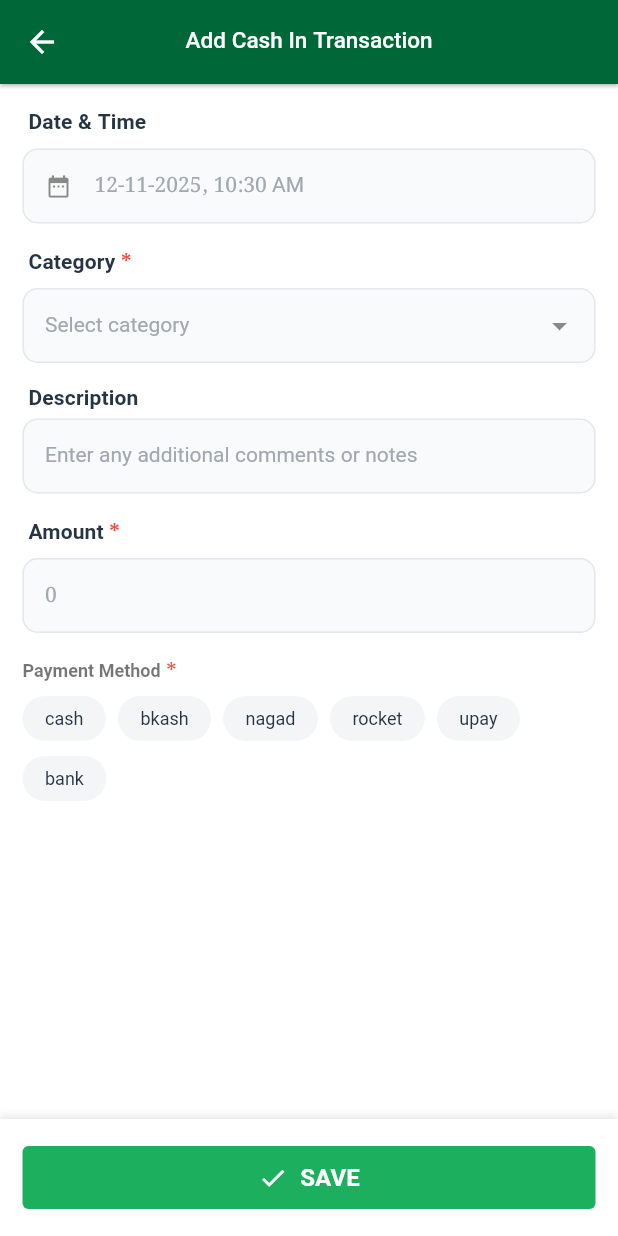
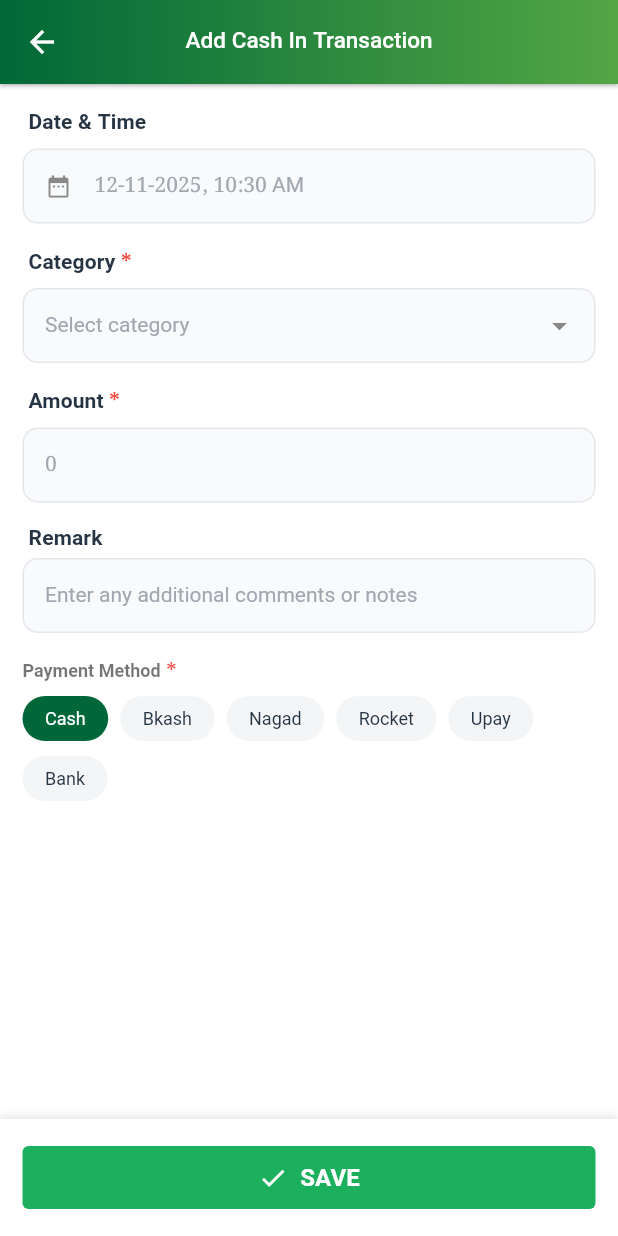
Before and after one commit to rifathossain82/personal-finance-tracker, a Flutter app: the TransactionsPage screen opened by its route, after a tap on "CASH IN", on a phone screen of 412 x 824 dp. Run offline on Flutter 3.47's test engine with Material 3 defaults, Android fonts, the phone set to English and light mode, and no system bars; drawn by our look-alikes of dropdown_search; our stand-ins replace carousel_slider, cloud_firestore, connectivity_plus, extended_image, firebase_auth, firebase_core and 11 more; accounts and stored records are empty.

Commit message:
fix: transaction module

```diff
--- a/lib/src/core/widgets/k_payment_method_field_builder_with_title.dart
+++ b/lib/src/core/widgets/k_payment_method_field_builder_with_title.dart
@@ -13,7 +13,7 @@ class KPaymentMethodFieldBuilderWithTitle<T> extends StatelessWidget {
   final double bottomPadding;
 
   const KPaymentMethodFieldBuilderWithTitle({
-    Key? key,
+    super.key,
     required this.title,
     required this.items,
     required this.selectedItem,
@@ -21,7 +21,7 @@ class KPaymentMethodFieldBuilderWithTitle<T> extends StatelessWidget {
     required this.onItemChanged,
     this.hasValidator = true,
     this.bottomPadding = 15,
-  }) : super(key: key);
+  });
 
   @override
   Widget build(BuildContext context) {
@@ -66,6 +66,7 @@ class KPaymentMethodFieldBuilderWithTitle<T> extends StatelessWidget {
                         right: 8,
                         bottom: 10,
                       ),
+
                       child: Text(
                         itemBuilder(item),
                         textAlign: TextAlign.center,
--- a/lib/src/core/widgets/selectable_container.dart
+++ b/lib/src/core/widgets/selectable_container.dart
@@ -15,7 +15,7 @@ class SelectableContainer extends StatelessWidget {
   final Color? unSelectedBorderColor;
 
   const SelectableContainer({
-    Key? key,
+    super.key,
     required this.onTap,
     required this.isSelected,
     required this.child,
@@ -27,7 +27,7 @@ class SelectableContainer extends StatelessWidget {
     this.unSelectedBgColor,
     this.selectedBorderColor,
     this.unSelectedBorderColor,
-  }) : super(key: key);
+  });
 
   @override
   Widget build(BuildContext context) {
--- a/lib/src/features/transaction/controller/transaction_controller.dart
+++ b/lib/src/features/transaction/controller/transaction_controller.dart
@@ -23,18 +23,10 @@ class TransactionController extends GetxController {
   /// Selected transaction for editing
   Rx<TransactionModel?> selectedTransaction = Rx<TransactionModel?>(null);
 
-  @override
-  void onInit() {
-    super.onInit();
-    loadTransactions();
-  }
-
   /// Load all transactions for current user
-  void loadTransactions() {
+  Future<void> loadTransactions() async {
     try {
-      final String? userId = LocalStorage.getData(
-        key: LocalStorageKey.userId,
-      );
+      final String? userId = LocalStorage.getData(key: LocalStorageKey.userId);
 
       if (userId == null) {
         Log.error('User ID not found in local storage');
@@ -43,19 +35,14 @@ class TransactionController extends GetxController {
 
       isTransactionsLoading(true);
 
-      _repository.getTransactions(userId: userId).listen(
-            (transactionList) {
-          transactions.value = transactionList;
-          _calculateSummary();
-          isTransactionsLoading(false);
-        },
-        onError: (error) {
-          Log.error('Error loading transactions: $error');
-          isTransactionsLoading(false);
-        },
-      );
+      final transactions = await _repository.getTransactions(userId: userId);
+      this.transactions.value = transactions;
+      _calculateSummary();
+
+      Log.debug("Transactions: ${transactions.length}");
     } catch (e, stackTrace) {
       Log.error('$e', stackTrace: stackTrace);
+    } finally {
       isTransactionsLoading(false);
     }
   }
@@ -79,19 +66,9 @@ class TransactionController extends GetxController {
   }
 
   /// Add a new transaction
-  Future<void> addTransaction({
-    required TransactionModel transaction,
-  }) async {
+  Future<void> addTransaction({required TransactionModel transaction}) async {
     try {
       isAddTransactionLoading(true);
-
-      final String? userId = LocalStorage.getData(
-        key: LocalStorageKey.userId,
-      );
-
-      if (userId == null) {
-        throw 'User ID not found';
-      }
 
       Result result = await _repository.addTransaction(
         transaction: transaction,
@@ -99,25 +76,23 @@ class TransactionController extends GetxController {
 
       if (result.isSuccess) {
         Get.back();
+        loadTransactions();
         SnackBarService.showSnackBar(
           message: transaction.type == TransactionType.cashIn
-              ? 'ক্যাশ ইন সফলভাবে যোগ করা হয়েছে'
-              : 'ক্যাশ আউট সফলভাবে যোগ করা হয়েছে',
+              ? 'Cash In added successfully'
+              : 'Cash Out added successfully',
           bgColor: successColor,
         );
       } else {
         SnackBarService.showSnackBar(
-          message: result.message ?? 'লেনদেন যোগ করতে ব্যর্থ',
+          message: result.message ?? 'Failed to add transaction',
           bgColor: failedColor,
         );
       }
     } catch (e, stackTrace) {
       Log.error('$e', stackTrace: stackTrace);
 
-      SnackBarService.showSnackBar(
-        message: e.toString(),
-        bgColor: failedColor,
-      );
+      SnackBarService.showSnackBar(message: e.toString(), bgColor: failedColor);
     } finally {
       isAddTransactionLoading(false);
     }
@@ -130,9 +105,7 @@ class TransactionController extends GetxController {
     try {
       isUpdateTransactionLoading(true);
 
-      final String? userId = LocalStorage.getData(
-        key: LocalStorageKey.userId,
-      );
+      final String? userId = LocalStorage.getData(key: LocalStorageKey.userId);
 
       if (userId == null) {
         throw 'User ID not found';
@@ -145,24 +118,22 @@ class TransactionController extends GetxController {
 
       if (result.isSuccess) {
         Get.back();
+        loadTransactions();
         SnackBarService.showSnackBar(
-          message: 'লেনদেন সফলভাবে আপডেট করা হয়েছে',
+          message: 'Transaction updated successfully',
           bgColor: successColor,
         );
         selectedTransaction.value = null;
       } else {
         SnackBarService.showSnackBar(
-          message: result.message ?? 'লেনদেন আপডেট করতে ব্যর্থ',
+          message: result.message ?? 'Failed to update transaction',
           bgColor: failedColor,
         );
       }
     } catch (e, stackTrace) {
       Log.error('$e', stackTrace: stackTrace);
 
-      SnackBarService.showSnackBar(
-        message: e.toString(),
-        bgColor: failedColor,
-      );
+      SnackBarService.showSnackBar(message: e.toString(), bgColor: failedColor);
     } finally {
       isUpdateTransactionLoading(false);
     }
@@ -179,23 +150,21 @@ class TransactionController extends GetxController {
 
       if (result.isSuccess) {
         Get.back();
+        loadTransactions();
         SnackBarService.showSnackBar(
-          message: 'লেনদেন সফলভাবে মুছে ফেলা হয়েছে',
+          message: 'Transaction deleted successfully',
           bgColor: successColor,
         );
       } else {
         SnackBarService.showSnackBar(
-          message: result.message ?? 'লেনদেন মুছতে ব্যর্থ',
+          message: result.message ?? 'Failed to delete transaction',
           bgColor: failedColor,
         );
       }
     } catch (e, stackTrace) {
       Log.error('$e', stackTrace: stackTrace);
 
-      SnackBarService.showSnackBar(
-        message: e.toString(),
-        bgColor: failedColor,
-      );
+      SnackBarService.showSnackBar(message: e.toString(), bgColor: failedColor);
     } finally {
       isDeleteTransactionLoading(false);
     }
--- a/lib/src/features/transaction/data/model/transaction_model.dart
+++ b/lib/src/features/transaction/data/model/transaction_model.dart
@@ -8,7 +8,7 @@ class TransactionModel {
   final PaymentMethod? paymentMethod;
   final num? amount;
   final String? category;
-  final String? description;
+  final String? remark;
   final DateTime? date;
   final DateTime? createdAt;
 
@@ -19,7 +19,7 @@ class TransactionModel {
     this.paymentMethod,
     this.amount,
     this.category,
-    this.description,
+    this.remark,
     this.date,
     DateTime? createdAt,
   }) : createdAt = createdAt ?? DateTime.now();
@@ -32,7 +32,7 @@ class TransactionModel {
       'paymentMethod': paymentMethod != null ? paymentMethod!.name : '',
       'amount': amount,
       'category': category,
-      'description': description,
+      'remark': remark,
       'date': Timestamp.fromDate(date!),
       'createdAt': Timestamp.fromDate(createdAt!),
     };
@@ -47,7 +47,7 @@ class TransactionModel {
       paymentMethod: map['paymentMethod'] == 'cash' ? PaymentMethod.cash : PaymentMethod.bkash,
       amount: (map['amount'] ?? 0).toDouble(),
       category: map['category'] ?? '',
-      description: map['description'],
+      remark: map['remark'],
       date: (map['date'] as Timestamp).toDate(),
       createdAt: (map['createdAt'] as Timestamp).toDate(),
     );
@@ -61,7 +61,7 @@ class TransactionModel {
     PaymentMethod? paymentMethod,
     num? amount,
     String? category,
-    String? description,
+    String? remark,
     DateTime? date,
     DateTime? createdAt,
   }) {
@@ -72,7 +72,7 @@ class TransactionModel {
       paymentMethod: paymentMethod ?? this.paymentMethod,
       amount: amount ?? this.amount,
       category: category ?? this.category,
-      description: description ?? this.description,
+      remark: remark ?? this.remark,
       date: date ?? this.date,
       createdAt: createdAt ?? this.createdAt,
     );
--- a/lib/src/features/transaction/view/pages/transaction_add_update_page.dart
+++ b/lib/src/features/transaction/view/pages/transaction_add_update_page.dart
@@ -68,6 +68,8 @@ class _TransactionAddUpdatePageState extends State<TransactionAddUpdatePage> {
   void initState() {
     super.initState();
 
+    selectedPaymentMethod = PaymentMethod.cash;
+
     WidgetsBinding.instance.addPostFrameCallback((timeStamp) {
       if (widget.arguments.existingTransaction != null) {
         existingTransaction = widget.arguments.existingTransaction;
@@ -75,7 +77,7 @@ class _TransactionAddUpdatePageState extends State<TransactionAddUpdatePage> {
         selectedDateTime = existingTransaction?.date;
         amountTextController.text = "${existingTransaction?.amount ?? 0}";
         selectedPaymentMethod = getSelectedPaymentMethod(existingTransaction);
-        remarkTextController.text = existingTransaction?.description ?? '';
+        remarkTextController.text = existingTransaction?.remark ?? '';
         selectedCategory = existingTransaction?.category;
       }
 
@@ -117,12 +119,14 @@ class _TransactionAddUpdatePageState extends State<TransactionAddUpdatePage> {
     }
 
     return Scaffold(
-      appBar: AppBar(title: Text(title)),
+      appBar: GradientAppBar(title: Text(title)),
       body: _transactionFormWidget(),
-      bottomNavigationBar: _BottomNavigationBar(
-        transactionType: widget.arguments.transactionType,
-        onSave: _onSave,
-        transactionController: transactionController,
+      bottomNavigationBar: SafeArea(
+        child: _BottomNavigationBar(
+          transactionType: widget.arguments.transactionType,
+          onSave: _onSave,
+          transactionController: transactionController,
+        ),
       ),
     );
   }
@@ -167,13 +171,6 @@ class _TransactionAddUpdatePageState extends State<TransactionAddUpdatePage> {
                 isFilteredOnline: false,
               ),
               KTextFormFieldBuilderWithTitle(
-                controller: remarkTextController,
-                title: 'Description',
-                hintText: "Enter any additional comments or notes",
-                inputAction: TextInputAction.next,
-                inputType: TextInputType.text,
-              ),
-              KTextFormFieldBuilderWithTitle(
                 controller: amountTextController,
                 title: 'Amount',
                 hintText: '0',
@@ -181,11 +178,18 @@ class _TransactionAddUpdatePageState extends State<TransactionAddUpdatePage> {
                 inputType: TextInputType.number,
                 validator: Validators.emptyValidator,
               ),
+              KTextFormFieldBuilderWithTitle(
+                controller: remarkTextController,
+                title: 'Remark',
+                hintText: "Enter any additional comments or notes",
+                inputAction: TextInputAction.next,
+                inputType: TextInputType.text,
+              ),
               KPaymentMethodFieldBuilderWithTitle(
                 title: 'Payment Method',
                 items: PaymentMethod.values,
                 selectedItem: selectedPaymentMethod,
-                itemBuilder: (item) => item?.name ?? '',
+                itemBuilder: (item) => item?.name.capitalizedFirst ?? '',
                 onItemChanged: (item) {
                   setState(() {
                     selectedPaymentMethod = item;
@@ -222,14 +226,27 @@ class _TransactionAddUpdatePageState extends State<TransactionAddUpdatePage> {
     }
   }
 
+  String get _userId{
+    final String? userId = LocalStorage.getData(
+      key: LocalStorageKey.userId,
+    );
+
+    if (userId == null) {
+      throw 'User ID not found';
+    }
+
+    return userId;
+  }
+
   void addNewTransaction() {
     final newTransaction = TransactionModel(
+      userId: _userId,
+      type: widget.arguments.transactionType,
+      paymentMethod: selectedPaymentMethod,
+      amount: num.tryParse(amountTextController.text) ?? 0,
+      category: selectedCategory,
+      remark: remarkTextController.text.trim(),
       date: selectedDateTime,
-      amount: num.tryParse(amountTextController.text) ?? 0,
-      paymentMethod: selectedPaymentMethod,
-      description: remarkTextController.text.trim(),
-      type: widget.arguments.transactionType,
-      category: selectedCategory,
       createdAt: DateTime.now(),
     );
 
@@ -241,12 +258,13 @@ class _TransactionAddUpdatePageState extends State<TransactionAddUpdatePage> {
   void updateTransaction() {
     final newTransaction = TransactionModel(
       id: existingTransaction?.id,
+      userId: _userId,
+      type: existingTransaction?.type,
+      paymentMethod: selectedPaymentMethod,
+      amount: num.tryParse(amountTextController.text) ?? 0,
+      category: selectedCategory,
+      remark: remarkTextController.text.trim(),
       date: selectedDateTime,
-      amount: num.tryParse(amountTextController.text) ?? 0,
-      paymentMethod: selectedPaymentMethod,
-      description: remarkTextController.text.trim(),
-      type: existingTransaction?.type,
-      category: selectedCategory,
     );
 
     transactionController
--- a/lib/src/features/transaction/view/pages/transactions_page.dart
+++ b/lib/src/features/transaction/view/pages/transactions_page.dart
@@ -13,7 +13,7 @@ class TransactionsPage extends StatelessWidget {
     return Scaffold(
       backgroundColor: kSecondaryBackgroundColor,
       appBar: GradientAppBar(title: const Text(AppConstants.appName)),
-      body: SafeArea(child: const TransactionBody()),
+      body: const TransactionBody(),
       bottomNavigationBar: _BottomNavigationBar(
         onCashIn: _onCashIn,
         onCashOut: _onCashOut,
--- a/lib/src/features/transaction/view/widgets/transaction_body.dart
+++ b/lib/src/features/transaction/view/widgets/transaction_body.dart
@@ -1,4 +1,4 @@
-import 'package:personal_finance_tracker/src/core/widgets/title_text_widget.dart';
+import 'package:personal_finance_tracker/src/core/core.dart';
 import 'package:flutter/material.dart';
 import 'package:get/get.dart';
 import 'package:personal_finance_tracker/src/features/transaction/controller/transaction_controller.dart';
@@ -18,8 +18,8 @@ class _TransactionBodyState extends State<TransactionBody> {
 
   @override
   void initState() {
+    super.initState();
     transactionController.loadTransactions();
-    super.initState();
   }
 
   @override
@@ -30,14 +30,11 @@ class _TransactionBodyState extends State<TransactionBody> {
 
   @override
   Widget build(BuildContext context) {
-    return RefreshIndicator(
+    return CustomRefreshIndicator(
       onRefresh: () async {
-        transactionController.loadTransactions();
+        await transactionController.loadTransactions();
       },
-      child: Stack(
-        children: [
-          ListView(),
-          Column(
+      child: Column(
         children: [
           const NetBalanceCardWidget(),
           const TitleTextWidget(title: "Transaction List : "),
@@ -49,8 +46,6 @@ class _TransactionBodyState extends State<TransactionBody> {
           ),
         ],
       ),
-        ],
-      ),
     );
   }
 }
```
Also changed, not shown: lib/src/features/transaction/data/repository/transaction_repository.dart (+18 -21 lines), lib/src/features/transaction/view/widgets/transaction_item_widget.dart (+92 -92 lines), lib/src/features/transaction/view/widgets/transaction_list_widget.dart (+4 -3 lines). Lines whose indentation alone changed are shown as unchanged.
